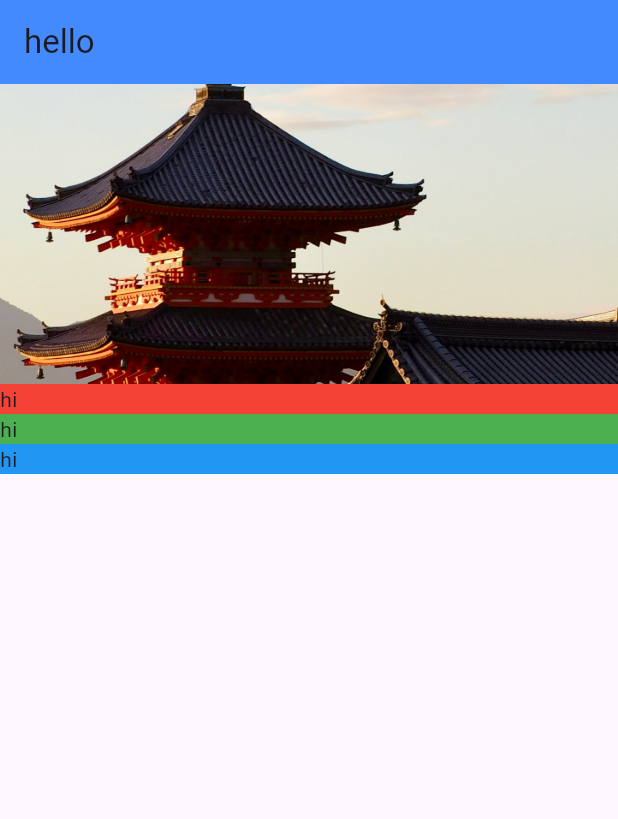
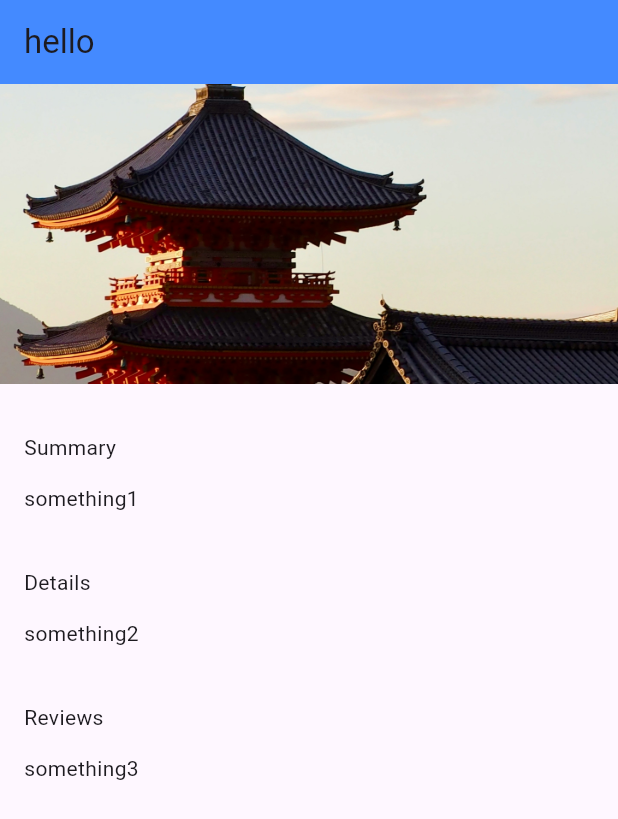
Before and after one commit to AzrilYusuf/tourismandco, a Flutter app: the screen it shows after launch, on a phone screen of 412 x 824 dp. Shown: the top 819 px of the screen. Run offline on Flutter 3.47's test engine with Material 3 defaults, Android fonts, the phone set to English and light mode, and no system bars.

Commit message:
feat(text_section): Change the widget in text_section into Column and use Containers as its children; Add _title, _body, and _hPadding variable to use them as title & body value and as horizontal padding.

```diff
--- a/lib/screens/location_detail/location_detail.dart
+++ b/lib/screens/location_detail/location_detail.dart
@@ -13,9 +13,9 @@ class LocationDetail extends StatelessWidget {
         children: [
           ImageBanner("assets/images/temple.jpg"),
 
-          TextSection(Colors.red),
-          TextSection(Colors.green),
-          TextSection(Colors.blue),
+          TextSection("Summary", "something1"),
+          TextSection("Details", "something2"),
+          TextSection("Reviews", "something3"),
         ],
       ),
     );
--- a/lib/screens/location_detail/text_section.dart
+++ b/lib/screens/location_detail/text_section.dart
@@ -1,15 +1,28 @@
 import 'package:flutter/material.dart';
 
 class TextSection extends StatelessWidget {
-  final Color _color; // final means the variable can't be changed and _color is private
+  final String
+  _title; // final means the variable can't be changed and _title is private
+  final String _body;
+  static const double _hPadding = 16.0; // Constant Horizontal Padding (Must be static if it's constant)
 
-  const TextSection(this._color); // Constructor
+  const TextSection(this._title, this._body); // Constructor
 
   @override
   Widget build(BuildContext context) {
-    return Container(
-      decoration: BoxDecoration(color: _color),
-      child: Text('hi'),
+    return Column(
+      mainAxisAlignment: MainAxisAlignment.start,
+      crossAxisAlignment: CrossAxisAlignment.stretch,
+      children: [
+        Container(
+          padding: const EdgeInsets.fromLTRB(_hPadding, 32.0, _hPadding, 4.0),
+          child: Text(_title),
+        ),
+        Container(
+          padding: const EdgeInsets.fromLTRB(_hPadding, 10.0, _hPadding, 4.0),
+          child: Text(_body),
+        ),
+      ],
     );
   }
 }
```
